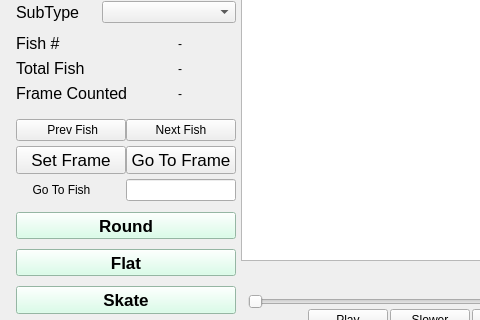
Qt form FishGUI/mainwindow.ui (cvisionai/Tator-Native) before a commit; both pictures show x 0 to 480 and y 265 to 585 of the 1012 by 685 pixel window.
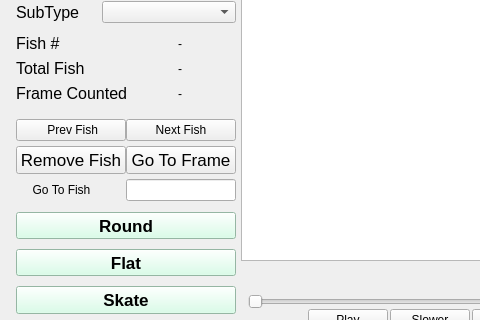
The same form after that commit. Custom widgets are drawn as their Qt base class.

The edit to the form file:
```diff
--- a/FishGUI/mainwindow.ui
+++ b/FishGUI/mainwindow.ui
@@ -354,7 +354,7 @@
             <enum>Qt::NoFocus</enum>
            </property>
            <property name="text">
-            <string>Set Frame</string>
+            <string>Remove Fish</string>
            </property>
           </widget>
          </item>
```
Left out of the diff: 2 changed lines with no effect on the pictures.
